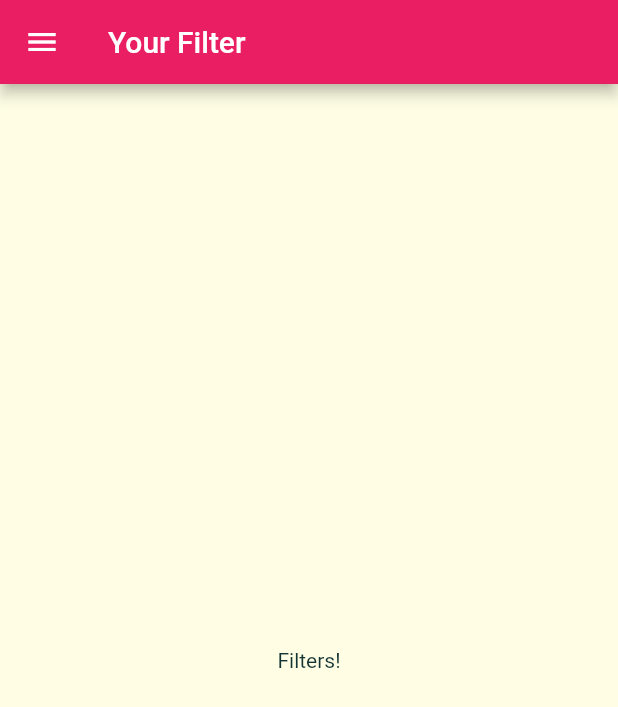
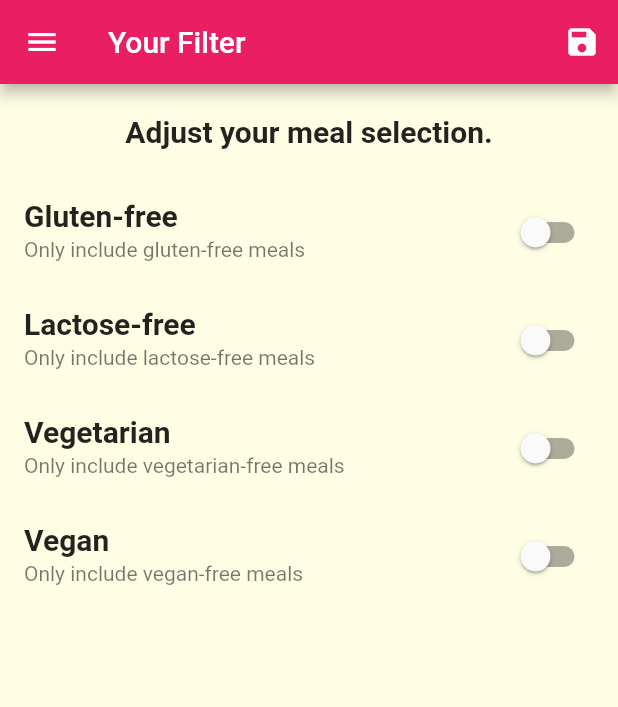
Before and after one commit to Korkmatik/Mealy, a Flutter app: the FiltersScreen screen opened by its route, on a phone screen of 412 x 824 dp. Shown: the top 707 px of the screen. Run offline on Flutter 3.47's test engine with Material 2 defaults, Android fonts, the phone set to English and light mode, and no system bars.

Commit message:
Add functionality to filter recipes

```diff
--- a/lib/main.dart
+++ b/lib/main.dart
@@ -1,18 +1,53 @@
 import 'package:flutter/material.dart';
+import 'package:meal_app/dummy_data.dart';
 import 'package:meal_app/screens/categories_screen.dart';
 import 'package:meal_app/screens/category_meals_screen.dart';
 import 'package:meal_app/screens/filters_screen.dart';
 import 'package:meal_app/screens/meal_detail_screen.dart';
 import 'package:meal_app/screens/tabs_screen.dart';
 
+import 'models/meal.dart';
+
 void main() {
   runApp(const MyApp());
 }
 
-class MyApp extends StatelessWidget {
+class MyApp extends StatefulWidget {
   const MyApp({Key? key}) : super(key: key);
 
-  // This widget is the root of your application.
+  @override
+  State<MyApp> createState() => _MyAppState();
+}
+
+class _MyAppState extends State<MyApp> {
+  Map<String, bool> _filters = {
+    'gluten': false,
+    'lactose': false,
+    'vegan': false,
+    'vegetarian': false,
+  };
+  List<Meal> _availableMeals = DUMMY_MEALS;
+
+  void _setFilters(Map<String, bool> filterData) {
+    setState(() {
+      _filters = filterData;
+
+      _availableMeals = DUMMY_MEALS.where((meal) {
+        if (_filters['gluten']! && !meal.isGlutenFree) {
+          return false;
+        } else if (_filters['lactose']! && !meal.isLactoseFree) {
+          return false;
+        } else if (_filters['vegan']! && !meal.isVegan) {
+          return false;
+        } else if (_filters['vegetarian']! && !meal.isVegetarian) {
+          return false;
+        }
+
+        return true;
+      }).toList();
+    });
+  }
+
   @override
   Widget build(BuildContext context) {
     return MaterialApp(
@@ -29,18 +64,25 @@ class MyApp extends StatelessWidget {
         // is not restarted.
         primarySwatch: Colors.pink,
         accentColor: Colors.amber,
-        canvasColor: const Color.fromRGBO(255, 254, 229, 1,),
+        canvasColor: const Color.fromRGBO(
+          255,
+          254,
+          229,
+          1,
+        ),
         textTheme: ThemeData.light().textTheme.copyWith(
-          bodyText1: const TextStyle(color: Color.fromRGBO(20, 51, 51, 1)),
-          bodyText2: const TextStyle(color: Color.fromRGBO(20, 51, 51, 1)),
-          subtitle1: const TextStyle(fontSize: 20, fontWeight: FontWeight.bold),
-        ),
+              bodyText1: const TextStyle(color: Color.fromRGBO(20, 51, 51, 1)),
+              bodyText2: const TextStyle(color: Color.fromRGBO(20, 51, 51, 1)),
+              subtitle1:
+                  const TextStyle(fontSize: 20, fontWeight: FontWeight.bold),
+            ),
       ),
       home: const TabsScreen(),
       routes: {
-        CategoryMealsScreen.routeName: (ctx) => CategoryMealsScreen(),
+        CategoryMealsScreen.routeName: (ctx) =>
+            CategoryMealsScreen(_availableMeals),
         MealDetailScreen.routeName: (ctx) => MealDetailScreen(),
-        FiltersScreen.routeName: (ctx) => FiltersScreen(),
+        FiltersScreen.routeName: (ctx) => FiltersScreen(_filters, _setFilters),
       },
     );
   }
--- a/lib/screens/category_meals_screen.dart
+++ b/lib/screens/category_meals_screen.dart
@@ -6,6 +6,10 @@ import '../dummy_data.dart';
 
 class CategoryMealsScreen extends StatefulWidget {
   static const routeName = '/category-meals';
+
+  final List<Meal> _availableMeals;
+
+  CategoryMealsScreen(this._availableMeals);
 
   @override
   State<CategoryMealsScreen> createState() => _CategoryMealsScreenState();
@@ -28,7 +32,7 @@ class _CategoryMealsScreenState extends State<CategoryMealsScreen> {
       ModalRoute.of(context)!.settings.arguments as Map<String, String>;
       categoryTitle = routeArgs['title'] as String;
       final categoryId = routeArgs['id'];
-      displayedMeals = DUMMY_MEALS
+      displayedMeals = widget._availableMeals
           .where((meal) => meal.categories.contains(categoryId))
           .toList();
       _loadedInitData = true;
--- a/lib/screens/filters_screen.dart
+++ b/lib/screens/filters_screen.dart
@@ -1,20 +1,117 @@
 import 'package:flutter/material.dart';
 import 'package:meal_app/widgets/main_drawer.dart';
 
-class FiltersScreen extends StatelessWidget {
+class FiltersScreen extends StatefulWidget {
   static const routeName = '/filters';
 
-  const FiltersScreen({Key? key}) : super(key: key);
+  final Function saveFilters;
+  final Map<String, bool> currentFilters;
+
+  const FiltersScreen(this.currentFilters, this.saveFilters, {Key? key}) : super(key: key);
+
+  @override
+  State<FiltersScreen> createState() => _FiltersScreenState();
+}
+
+class _FiltersScreenState extends State<FiltersScreen> {
+  bool _glutenFree = false;
+  bool _vegetarian = false;
+  bool _vegan = false;
+  bool _lactoseFree = false;
+
+  @override
+  initState() {
+    _glutenFree = widget.currentFilters['gluten']!;
+    _lactoseFree = widget.currentFilters['lactose']!;
+    _vegetarian = widget.currentFilters['vegetarian']!;
+    _vegan = widget.currentFilters['vegan']!;
+
+    super.initState();
+  }
+
+  Widget _buildSwitchListTile(
+    String title,
+    String description,
+    bool currentValue,
+    Function(bool) updateValue,
+  ) {
+    return SwitchListTile(
+        title: Text(title),
+        value: currentValue,
+        subtitle: Text(description),
+        onChanged: updateValue);
+  }
 
   @override
   Widget build(BuildContext context) {
     return Scaffold(
       appBar: AppBar(
-        title: Text('Your Filter'),
+        title: const Text('Your Filter'),
+        actions: [
+          IconButton(onPressed: () => widget.saveFilters({
+            'gluten': _glutenFree,
+            'lactose': _lactoseFree,
+            'vegan': _vegan,
+            'vegetarian': _vegetarian,
+          }), icon: const Icon(Icons.save))
+        ],
       ),
       drawer: MainDrawer(),
-      body: Center(
-        child: Text('Filters!'),
+      body: Column(
+        children: [
+          Container(
+            padding: const EdgeInsets.all(20),
+            child: Text(
+              'Adjust your meal selection.',
+              style: Theme.of(context).textTheme.subtitle1,
+            ),
+          ),
+          Expanded(
+              child: ListView(
+            children: [
+              _buildSwitchListTile(
+                'Gluten-free',
+                'Only include gluten-free meals',
+                _glutenFree,
+                (newValue) {
+                  setState(() {
+                    _glutenFree = newValue;
+                  });
+                },
+              ),
+              _buildSwitchListTile(
+                'Lactose-free',
+                'Only include lactose-free meals',
+                _lactoseFree,
+                    (newValue) {
+                  setState(() {
+                    _lactoseFree = newValue;
+                  });
+                },
+              ),
+              _buildSwitchListTile(
+                'Vegetarian',
+                'Only include vegetarian-free meals',
+                _vegetarian,
+                    (newValue) {
+                  setState(() {
+                    _vegetarian = newValue;
+                  });
+                },
+              ),
+              _buildSwitchListTile(
+                'Vegan',
+                'Only include vegan-free meals',
+                _vegan,
+                    (newValue) {
+                  setState(() {
+                    _vegan = newValue;
+                  });
+                },
+              ),
+            ],
+          ))
+        ],
       ),
     );
   }
```
